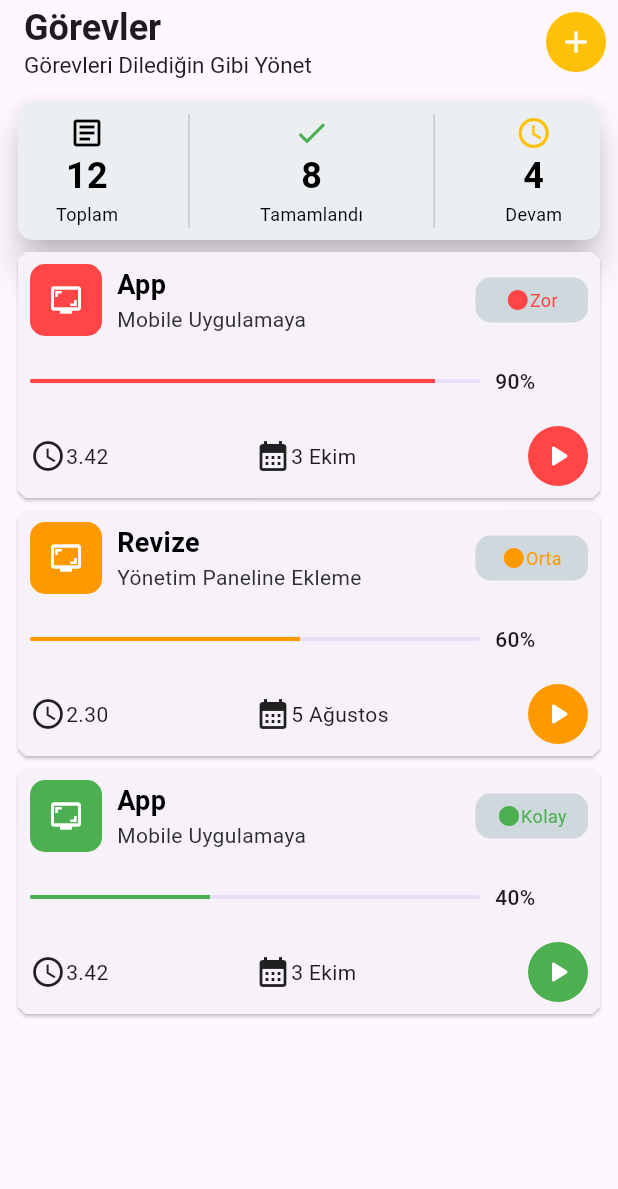
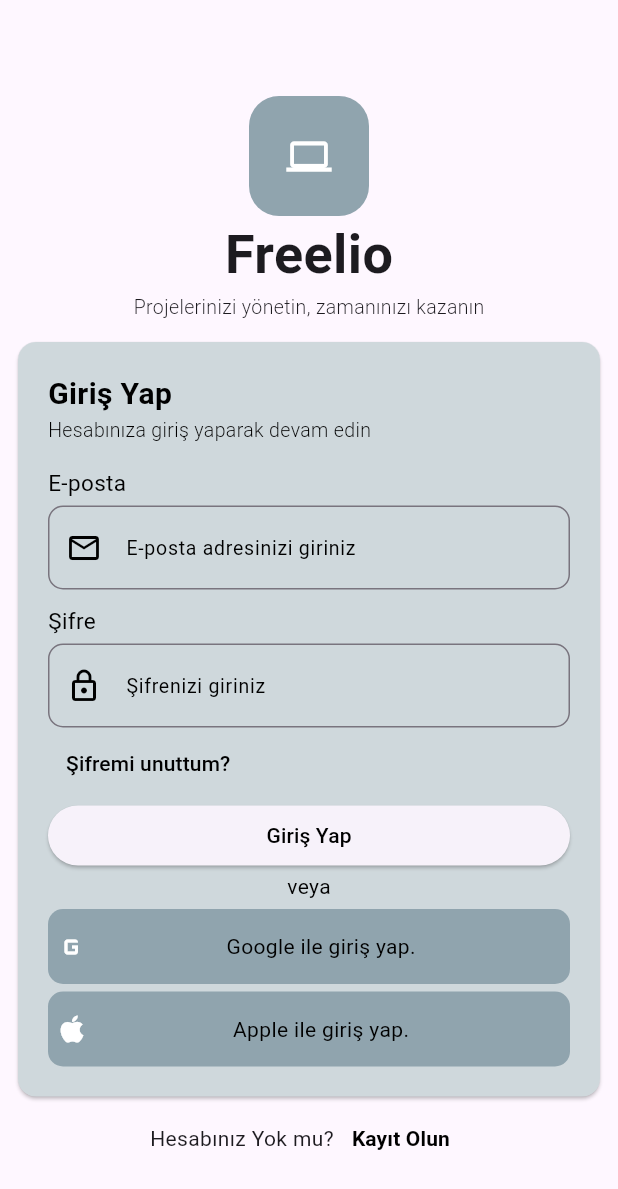
Before and after one commit to fferhatakr/freelancers_mobile_app, a Flutter app: the screen it shows after launch, on a phone screen of 412 x 824 dp. Shown: the top 1189 px of the screen. Run offline on Flutter 3.47's test engine with Material 3 defaults, Android fonts, the phone set to English and light mode, and no system bars; our stand-ins replace firebase_core, fl_chart; accounts and stored records are empty; generated files the repository leaves out were written again.

Commit message:
Firebase integration and the login page have been completed.

```diff
--- /dev/null
+++ b/lib/features/auth/screens/login_page.dart
@@ -0,0 +1,238 @@
+import 'package:flutter/material.dart';
+
+class LoginPage extends StatefulWidget {
+  const LoginPage({super.key});
+
+  @override
+  State<LoginPage> createState() => _LoginPageState();
+}
+
+class _LoginPageState extends State<LoginPage> {
+  final ePostaGir = TextEditingController();
+  final sifreGir = TextEditingController();
+  @override
+  Widget build(BuildContext context) {
+    return Scaffold(
+      appBar: AppBar(),
+      body: Padding(
+        padding: const EdgeInsets.all(8.0),
+        child: Column(
+          children: [
+            Center(
+              child: Container(
+                height: 80,
+                width: 80,
+                decoration: BoxDecoration(
+                  borderRadius: BorderRadius.all(Radius.circular(20)),
+                  color: Colors.blueGrey[300],
+                ),
+                child: Icon(Icons.computer, color: Colors.white, size: 30),
+              ),
+            ),
+            Text(
+              'Freelio',
+              style: TextStyle(fontSize: 36, fontWeight: FontWeight.bold),
+            ),
+            Text(
+              'Projelerinizi yönetin, zamanınızı kazanın',
+              style: TextStyle(fontSize: 13, fontWeight: FontWeight.w300),
+            ),
+            SizedBox(height: 10),
+            SizedBox(
+              width: double.infinity,
+              child: Card(
+                color: Colors.blueGrey[100],
+                child: Padding(
+                  padding: const EdgeInsets.all(20),
+                  child: Column(
+                    crossAxisAlignment: CrossAxisAlignment.start,
+                    children: [
+                      Text(
+                        'Giriş Yap',
+                        style: TextStyle(
+                          fontSize: 20,
+                          fontWeight: FontWeight.bold,
+                          color: Colors.black,
+                        ),
+                      ),
+                      Text(
+                        'Hesabınıza giriş yaparak devam edin',
+                        style: TextStyle(
+                          color: Colors.black,
+                          fontSize: 13,
+                          fontWeight: FontWeight.w300,
+                        ),
+                      ),
+                      SizedBox(height: 15),
+                      Text(
+                        'E-posta',
+                        style: TextStyle(
+                          fontSize: 15,
+                          fontWeight: FontWeight.w400,
+                          color: Colors.black,
+                        ),
+                      ),
+                      SizedBox(height: 5),
+                      TextField(
+                        controller: ePostaGir,
+                        decoration: InputDecoration(
+                          hintText: 'E-posta adresinizi giriniz',
+                          hintStyle: TextStyle(
+                            color: Colors.black,
+                            fontSize: 13,
+                          ),
+                          prefixIcon: Icon(
+                            Icons.mail_outline_outlined,
+                            color: Colors.black,
+                          ),
+                        ),
+                      ),
+
+                      SizedBox(height: 10),
+                      Text(
+                        'Şifre',
+                        style: TextStyle(
+                          fontSize: 15,
+                          fontWeight: FontWeight.w400,
+                          color: Colors.black,
+                        ),
+                      ),
+                      SizedBox(height: 5),
+                      TextField(
+                        obscureText: true, // Girdiği şifreyi yıldızlar!
+                        controller: sifreGir,
+                        decoration: InputDecoration(
+                          hintText: 'Şifrenizi giriniz',
+                          hintStyle: TextStyle(
+                            color: Colors.black,
+                            fontSize: 13,
+                          ),
+                          prefixIcon: Icon(
+                            Icons.lock_outlined,
+                            color: Colors.black,
+                          ),
+                        ),
+                      ),
+                      TextButton(
+                        onPressed: () {
+                          print('Şifremi Unuttum');
+                        },
+                        child: Text(
+                          'Şifremi unuttum?',
+                          style: TextStyle(color: Colors.black),
+                        ),
+                      ),
+                      ElevatedButton(
+                        onPressed: () {
+                          print(sifreGir.text + ePostaGir.text);
+                        },
+                        child: Center(
+                          child: Text(
+                            'Giriş Yap',
+                            style: TextStyle(color: Colors.black),
+                          ),
+                        ),
+                      ),
+                      Center(
+                        child: Text(
+                          'veya',
+                          style: TextStyle(color: Colors.black),
+                        ),
+                      ),
+                      SizedBox(height: 5),
+                      InkWell(
+                        onTap: () {
+                          print('object');
+                        },
+                        child: Container(
+                          width: double.infinity,
+                          height: 50,
+                          decoration: BoxDecoration(
+                            borderRadius: BorderRadius.all(Radius.circular(10)),
+                            color: Colors.blueGrey[300],
+                          ),
+                          child: Row(
+                            children: [
+                              SizedBox(
+                                width: 32,
+                                child: Icon(
+                                  Icons.g_mobiledata,
+                                  color: Colors.white,
+                                ),
+                              ),
+                              Expanded(
+                                child: Center(
+                                  child: Text(
+                                    'Google ile giriş yap.',
+                                    style: TextStyle(color: Colors.black),
+                                  ),
+                                ),
+                              ),
+                              SizedBox(width: 16),
+                            ],
+                          ),
+                        ),
+                      ),
+                      SizedBox(height: 5),
+
+                      InkWell(
+                        onTap: () {
+                          print('object');
+                        },
+                        child: Container(
+                          width: double.infinity,
+                          height: 50,
+                          decoration: BoxDecoration(
+                            borderRadius: BorderRadius.all(Radius.circular(10)),
+                            color: Colors.blueGrey[300],
+                          ),
+                          child: Row(
+                            children: [
+                              SizedBox(
+                                width: 32,
+                                child: Icon(
+                                  Icons.apple_outlined,
+                                  color: Colors.white,
+                                ),
+                              ),
+                              Expanded(
+                                child: Center(
+                                  child: Text(
+                                    'Apple ile giriş yap.',
+                                    style: TextStyle(color: Colors.black),
+                                  ),
+                                ),
+                              ),
+                              SizedBox(width: 16),
+                            ],
+                          ),
+                        ),
+                      ),
+                    ],
+                  ),
+                ),
+              ),
+            ),
+            Row(
+              mainAxisAlignment: MainAxisAlignment.center,
+              children: [
+                Text('Hesabınız Yok mu?'),
+                TextButton(
+                  onPressed: () {},
+                  child: Text(
+                    'Kayıt Olun',
+                    style: TextStyle(
+                      color: Colors.black,
+
+                      fontWeight: FontWeight.bold,
+                    ),
+                  ),
+                ),
+              ],
+            ),
+          ],
+        ),
+      ),
+    );
+  }
+}
--- a/lib/features/tasks/tasksPage.dart
+++ b/lib/features/tasks/tasksPage.dart
@@ -7,14 +7,14 @@
 class TasksPage extends StatelessWidget {
   TasksPage({super.key});
 
-  final List<Map<String, String>> dummyTasks = [
+  static List<Map<String, String>> dummyTasks = [
     {
       'taskName': 'App',
       'taskDescription': 'Mobile Uygulamaya',
       'time': '3.42',
       'date': '3 Ekim',
       'status': 'Zor',
-      'value': '90',
+      'value': '100',
     },
     {
       'taskName': 'Revize',
@@ -33,6 +33,7 @@
       'value': '40',
     },
   ];
+  static var filteredTasks = dummyTasks.where((task) => task['value'] == 100);
 
   @override
   Widget build(BuildContext context) {
--- a/lib/features/tasks/widgets/resultTaskWidget.dart
+++ b/lib/features/tasks/widgets/resultTaskWidget.dart
@@ -1,11 +1,13 @@
 import 'package:flutter/material.dart';
 import 'package:freelancer_tracking_system/core/theme/app_style.dart';
+import 'package:freelancer_tracking_system/features/clients/clientList.dart';
+import 'package:freelancer_tracking_system/features/tasks/tasksPage.dart';
 
 class ResultTask extends StatelessWidget {
   ResultTask({super.key});
 
   DateTime now = DateTime.now();
-
+  static int resultProject = TasksPage.dummyTasks.length;
   @override
   Widget build(BuildContext context) {
     return SizedBox(
@@ -26,7 +28,7 @@
                 mainAxisAlignment: MainAxisAlignment.center,
                 children: [
                   Icon(Icons.article_outlined, color: Colors.black),
-                  Text('12', style: _textStyle()),
+                  Text(resultProject.toString(), style: _textStyle()),
                   Text('Toplam', style: _twoTextStyle()),
                 ],
               ),
@@ -36,7 +38,7 @@
                 children: [
                   Icon(Icons.check_outlined, color: Colors.green),
 
-                  Text('8', style: _textStyle()),
+                  Text('1', style: _textStyle()),
                   Text('Tamamlandı', style: _twoTextStyle()),
                 ],
               ),
@@ -46,7 +48,7 @@
                 children: [
                   Icon(Icons.watch_later_outlined, color: Colors.amber),
 
-                  Text('4', style: _textStyle()),
+                  Text('2', style: _textStyle()),
                   Text('Devam', style: _twoTextStyle()),
                 ],
               ),
--- a/lib/main.dart
+++ b/lib/main.dart
@@ -1,7 +1,8 @@
 import 'package:flutter/material.dart';
 import 'package:flutter/services.dart';
+import 'package:freelancer_tracking_system/features/auth/screens/login_page.dart';
 import 'package:freelancer_tracking_system/features/dashboard/homePage.dart';
-import 'package:freelancer_tracking_system/features/tasks/tasksPage.dart';
+import 'firebase_options.dart';
 
 void main() {
   runApp(const MyApp());
@@ -29,7 +30,7 @@
       ),
 
       debugShowCheckedModeBanner: false,
-      home: TasksPage(),
+      home: LoginPage(),
     );
   }
 }
--- a/pubspec.yaml
+++ b/pubspec.yaml
@@ -35,7 +35,10 @@
   # Use with the CupertinoIcons class for iOS style icons.
   cupertino_icons: ^1.0.8
   fl_chart: ^1.2.0
-
+  firebase_core: ^3.0.0
+  firebase_auth: ^5.0.0
+  cloud_firestore: ^5.0.0
+  google_sign_in: ^6.0.0
 
 dev_dependencies:
   flutter_test:
```
Also changed, not shown: firebase.json (added), lib/features/auth/screens/register_page.dart (added), pubspec.lock, 12 other files.
